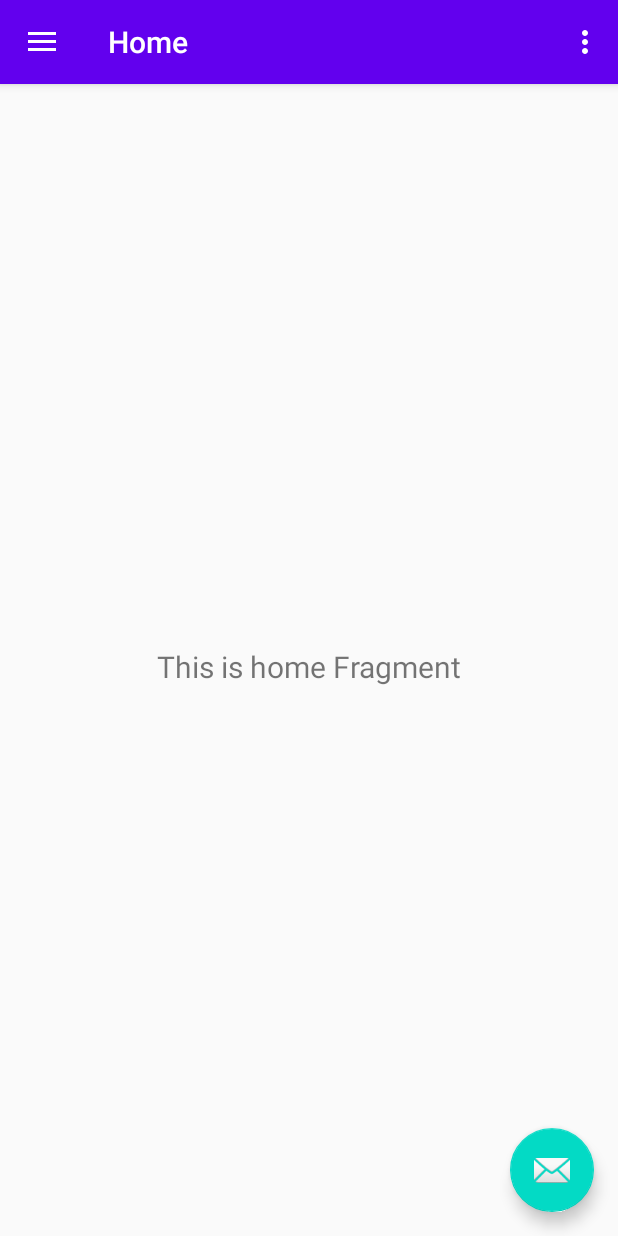
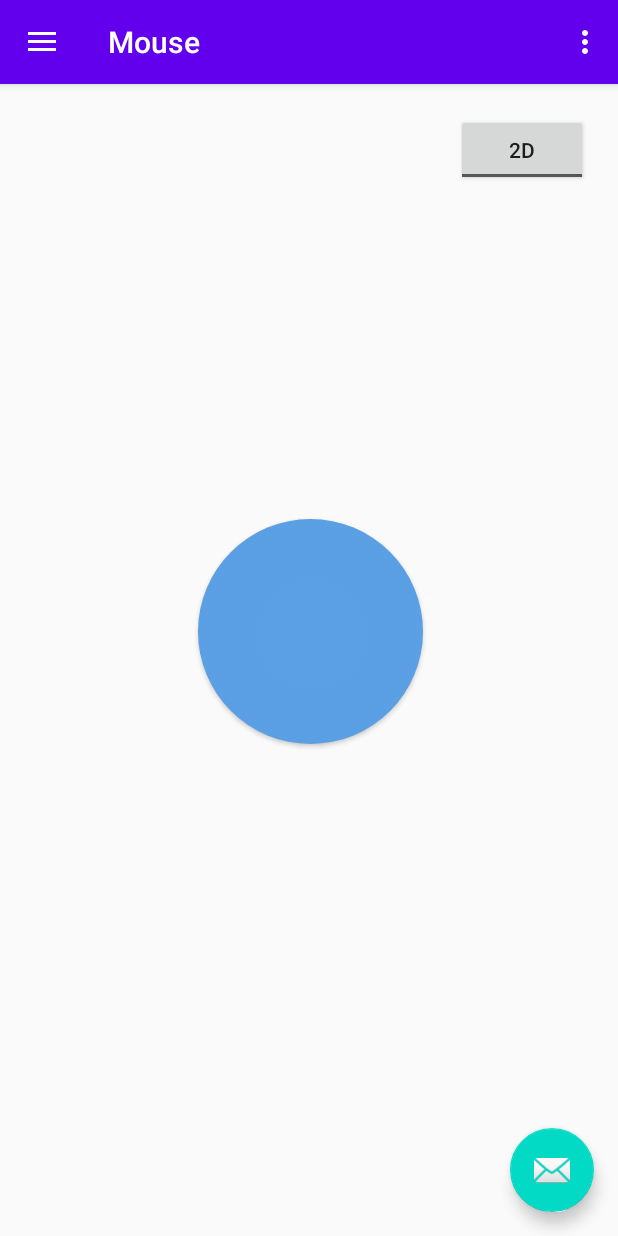
Before and after one commit to YoshiS214/Smart-Mouse, an Android app: the screen it shows after launch (MainActivity), on a phone screen of 412 x 824 dp. Run offline under Robolectric (Android 15) with nearby library versions, the phone set to English and light mode, and no system bars; our stand-ins replace navigation-ui.

Commit message:
Changed fragment_home.xml for mouse Add button_state.xml, button_shape1.xml, button_shape2.xml

```diff
--- a/app/src/main/java/com/example/smartmouse/MainActivity.kt
+++ b/app/src/main/java/com/example/smartmouse/MainActivity.kt
@@ -35,7 +35,7 @@ class MainActivity : AppCompatActivity() {
         // Passing each menu ID as a set of Ids because each
         // menu should be considered as top level destinations.
         appBarConfiguration = AppBarConfiguration(setOf(
-                R.id.nav_home, R.id.nav_gallery, R.id.nav_slideshow), drawerLayout)
+                R.id.nav_mouse, R.id.nav_keyboard, R.id.nav_touchpad), drawerLayout)
         setupActionBarWithNavController(navController, appBarConfiguration)
         navView.setupWithNavController(navController)
     }
--- a/app/src/main/java/com/example/smartmouse/ui/home/HomeFragment.kt
+++ b/app/src/main/java/com/example/smartmouse/ui/home/HomeFragment.kt
@@ -4,7 +4,9 @@ import android.os.Bundle
 import android.view.LayoutInflater
 import android.view.View
 import android.view.ViewGroup
+import android.widget.Button
 import android.widget.TextView
+import android.widget.ToggleButton
 import androidx.fragment.app.Fragment
 import androidx.lifecycle.Observer
 import androidx.lifecycle.ViewModelProviders
@@ -22,10 +24,10 @@ class HomeFragment : Fragment() {
         homeViewModel =
                 ViewModelProviders.of(this).get(HomeViewModel::class.java)
         val root = inflater.inflate(R.layout.fragment_home, container, false)
-        val textView: TextView = root.findViewById(R.id.text_home)
-        homeViewModel.text.observe(viewLifecycleOwner, Observer {
-            textView.text = it
-        })
+        val AirMouseButton: Button = root.findViewById(R.id.button_airmouse)
+        val MouseState: ToggleButton = root.findViewById(R.id.toggle_mouse)
+        AirMouseButton.setOnClickListener { }
+        MouseState.setOnClickListener {  }
         return root
     }
 }
--- /dev/null
+++ b/app/src/main/res/drawable/button_shape1.xml
@@ -0,0 +1,14 @@
+<?xml version="1.0" encoding="utf-8"?>
+<shape xmlns:android="http://schemas.android.com/apk/res/android"
+android:shape="oval">
+    <gradient
+        android:startColor="#5BA0E5"
+        android:endColor="#274461"
+        android:gradientRadius="15000px"
+        android:type="radial"/>
+    <padding android:left="7dp"
+        android:top="7dp"
+        android:right="7dp"
+        android:bottom="7dp" />
+    <size android:height="150px" android:width="150px" />
+</shape>
--- /dev/null
+++ b/app/src/main/res/drawable/button_shape2.xml
@@ -0,0 +1,14 @@
+<?xml version="1.0" encoding="utf-8"?>
+<shape xmlns:android="http://schemas.android.com/apk/res/android"
+    android:shape="oval">
+    <gradient
+        android:startColor="#2E5071"
+        android:endColor="#1A5BA0E5"
+        android:type="radial"
+        android:gradientRadius="15000"/>
+    <padding android:left="7dp"
+        android:top="7dp"
+        android:right="7dp"
+        android:bottom="7dp" />
+    <size android:height="150px" android:width="150px" />
+</shape>
--- /dev/null
+++ b/app/src/main/res/drawable/button_state.xml
@@ -0,0 +1,7 @@
+<?xml version="1.0" encoding="utf-8"?>
+<selector xmlns:android="http://schemas.android.com/apk/res/android">
+    <item android:drawable="@drawable/button_shape1"
+        android:state_pressed="false"/>
+    <item android:drawable="@drawable/button_shape2"
+        android:state_pressed="true"/>
+</selector>
--- a/app/src/main/res/layout/fragment_home.xml
+++ b/app/src/main/res/layout/fragment_home.xml
@@ -6,17 +6,31 @@
     android:layout_height="match_parent"
     tools:context=".ui.home.HomeFragment">
 
-    <TextView
-        android:id="@+id/text_home"
-        android:layout_width="match_parent"
+    <ToggleButton
+        android:id="@+id/toggle_mouse"
+        android:layout_width="wrap_content"
         android:layout_height="wrap_content"
-        android:layout_marginStart="8dp"
-        android:layout_marginTop="8dp"
-        android:layout_marginEnd="8dp"
-        android:textAlignment="center"
-        android:textSize="20sp"
+        android:layout_marginTop="20dp"
+        android:layout_marginEnd="20dp"
+        android:textOff="@string/mouse_2D"
+        android:textOn="@string/mouse_3D"
+        app:layout_constraintEnd_toEndOf="parent"
+        app:layout_constraintTop_toTopOf="parent" />
+
+    <Button
+        android:id="@+id/button_airmouse"
+        android:layout_width="150dp"
+        android:layout_height="150dp"
+        android:layout_marginStart="130dp"
+        android:layout_marginTop="290dp"
+        android:layout_marginEnd="130dp"
+        android:layout_marginBottom="291dp"
+        android:background="@drawable/button_state"
         app:layout_constraintBottom_toBottomOf="parent"
         app:layout_constraintEnd_toEndOf="parent"
+        app:layout_constraintHorizontal_bias="1.0"
         app:layout_constraintStart_toStartOf="parent"
-        app:layout_constraintTop_toTopOf="parent" />
+        app:layout_constraintTop_toTopOf="parent"
+        app:layout_constraintVertical_bias="0.0" />
+
 </androidx.constraintlayout.widget.ConstraintLayout>
--- a/app/src/main/res/menu/activity_main_drawer.xml
+++ b/app/src/main/res/menu/activity_main_drawer.xml
@@ -5,16 +5,16 @@
 
     <group android:checkableBehavior="single">
         <item
-            android:id="@+id/nav_home"
+            android:id="@+id/nav_mouse"
             android:icon="@drawable/ic_menu_camera"
-            android:title="@string/menu_home" />
+            android:title="@string/menu_mouse" />
         <item
-            android:id="@+id/nav_gallery"
+            android:id="@+id/nav_keyboard"
             android:icon="@drawable/ic_menu_gallery"
-            android:title="@string/menu_gallery" />
+            android:title="@string/menu_keyboard" />
         <item
-            android:id="@+id/nav_slideshow"
+            android:id="@+id/nav_touchpad"
             android:icon="@drawable/ic_menu_slideshow"
-            android:title="@string/menu_slideshow" />
+            android:title="@string/menu_touchpad" />
     </group>
 </menu>
--- a/app/src/main/res/navigation/mobile_navigation.xml
+++ b/app/src/main/res/navigation/mobile_navigation.xml
@@ -3,23 +3,23 @@
     xmlns:app="http://schemas.android.com/apk/res-auto"
     xmlns:tools="http://schemas.android.com/tools"
     android:id="@+id/mobile_navigation"
-    app:startDestination="@+id/nav_home">
+    app:startDestination="@+id/nav_mouse">
 
     <fragment
-        android:id="@+id/nav_home"
+        android:id="@+id/nav_mouse"
         android:name="com.example.smartmouse.ui.home.HomeFragment"
-        android:label="@string/menu_home"
+        android:label="@string/menu_mouse"
         tools:layout="@layout/fragment_home" />
 
     <fragment
-        android:id="@+id/nav_gallery"
+        android:id="@+id/nav_keyboard"
         android:name="com.example.smartmouse.ui.gallery.GalleryFragment"
-        android:label="@string/menu_gallery"
+        android:label="@string/menu_keyboard"
         tools:layout="@layout/fragment_gallery" />
 
     <fragment
-        android:id="@+id/nav_slideshow"
+        android:id="@+id/nav_touchpad"
         android:name="com.example.smartmouse.ui.slideshow.SlideshowFragment"
-        android:label="@string/menu_slideshow"
+        android:label="@string/menu_touchpad"
         tools:layout="@layout/fragment_slideshow" />
 </navigation>
--- a/app/src/main/res/values/strings.xml
+++ b/app/src/main/res/values/strings.xml
@@ -4,10 +4,12 @@
     <string name="navigation_drawer_close">Close navigation drawer</string>
     <string name="nav_header_title">Android Studio</string>
     <string name="nav_header_subtitle">android.studio@android.com</string>
-    <string name="nav_header_desc">Navigation header</string>
+    <string name="nav_header_desc">Smart Mouse</string>
     <string name="action_settings">Settings</string>
 
-    <string name="menu_home">Home</string>
-    <string name="menu_gallery">Gallery</string>
-    <string name="menu_slideshow">Slideshow</string>
+    <string name="menu_mouse">Mouse</string>
+    <string name="menu_keyboard">Keyboard</string>
+    <string name="menu_touchpad">Touchpad</string>
+    <string name="mouse_3D">3D</string>
+    <string name="mouse_2D">2D</string>
 </resources>
```
